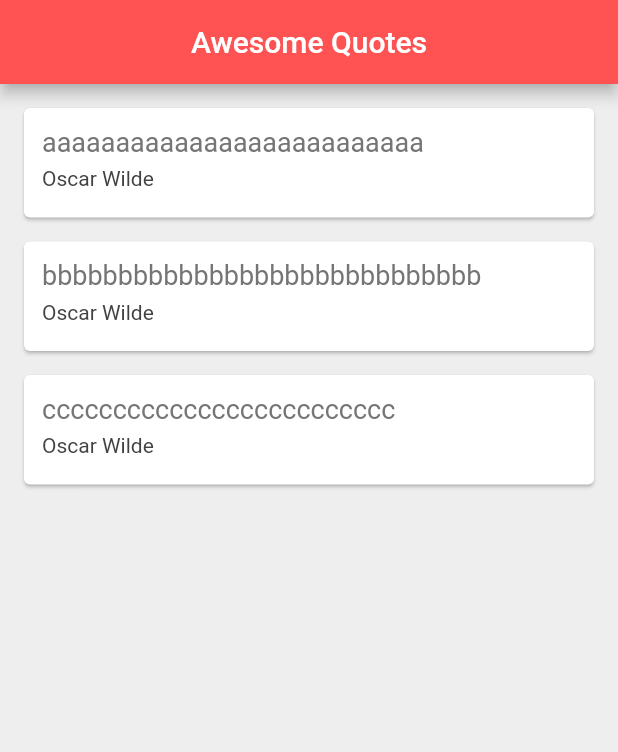
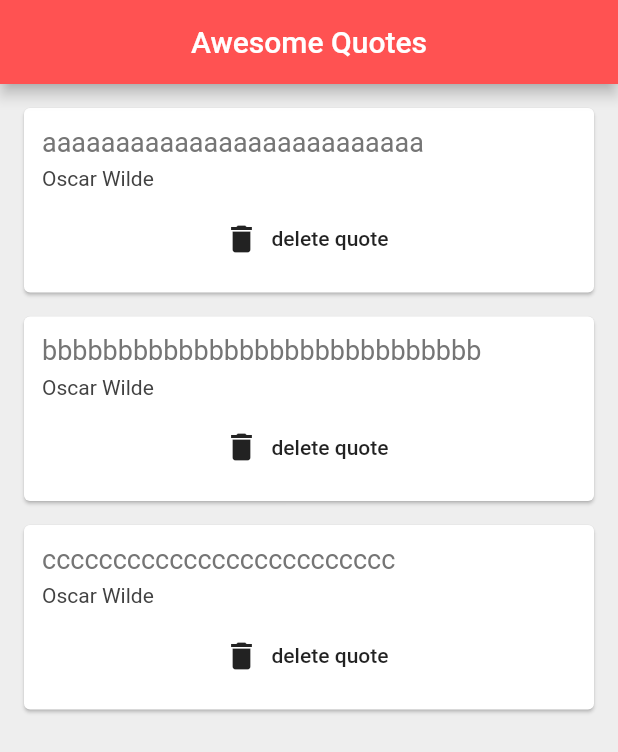
Before and after one commit to ranjithjaya/Flutter-Tutorial-for-Beginners, a Flutter app: the screen it shows after launch, on a phone screen of 412 x 824 dp. Shown: the top 752 px of the screen. Run offline on Flutter 3.47's test engine with Material 2 defaults, Android fonts, the phone set to English and light mode, and no system bars.

Commit message:
#21 - Functions as Parameters

```diff
--- a/lib/main.dart
+++ b/lib/main.dart
@@ -1,4 +1,4 @@
-// #20 - Extracting Widgets
+/* #21 - Functions as Parameters */
 import 'package:flutter/cupertino.dart';
 import 'package:flutter/material.dart';
 import 'quote.dart';
@@ -21,6 +21,7 @@ class _QuoteListState extends State<QuoteList> {
     Quote(author: 'Oscar Wilde', text: 'ccccccccccccccccccccccccc')
   ];
 
+
   @override
   Widget build(BuildContext context) {
     return Scaffold(
@@ -31,7 +32,16 @@ class _QuoteListState extends State<QuoteList> {
           backgroundColor: Colors.redAccent,
         ),
         body: Column(
-            children: quotes.map((quote) => QuoteCard(quote: quote)).toList(),
-        ));
+            children: quotes.map((quote) => QuoteCard(
+                quote: quote,
+              delete: () {
+                  setState(() {
+                    quotes.remove(quote);
+                  });
+
+              }
+            )).toList(),
+        )
+    );
   }
 }
--- a/lib/mainSav.dart
+++ /dev/null
@@ -1,74 +0,0 @@
-// #20 - Extracting Widgets
-import 'package:flutter/cupertino.dart';
-import 'package:flutter/material.dart';
-import 'quote.dart';
-
-void main() => runApp(MaterialApp(
-      home: QuoteList(),
-    ));
-
-class QuoteList extends StatefulWidget {
-  // const QuoteList({Key? key}) : super(key: key);
-
-  @override
-  _QuoteListState createState() => _QuoteListState();
-}
-
-class _QuoteListState extends State<QuoteList> {
-  List<Quote> quotes = [
-    Quote(author: 'Oscar Wilde', text: 'aaaaaaaaaaaaaaaaaaaaaaaaaa'),
-    Quote(author: 'Oscar Wilde', text: 'bbbbbbbbbbbbbbbbbbbbbbbbbbbbb'),
-    Quote(author: 'Oscar Wilde', text: 'ccccccccccccccccccccccccc')
-  ];
-
-  Widget quoteTemplate(quote) {
-    return QuoteCard();
-  }
-
-  @override
-  Widget build(BuildContext context) {
-    return Scaffold(
-        backgroundColor: Colors.grey[200],
-        appBar: AppBar(
-          title: Text('Awesome Quotes'),
-          centerTitle: true,
-          backgroundColor: Colors.redAccent,
-        ),
-        body: Column(
-          children: quotes.map((quote) => quoteTemplate(quote)).toList(),
-        ));
-  }
-}
-
-class QuoteCard extends StatelessWidget {
-  const QuoteCard({
-    Key? key,
-  }) : super(key: key);
-
-  @override
-  Widget build(BuildContext context) {
-    return Card(
-      margin: EdgeInsets.fromLTRB(16.0, 16.0, 16.0, 0.0),
-      child: Padding(
-        padding: const EdgeInsets.all(12.0),
-        child: Column(
-          crossAxisAlignment: CrossAxisAlignment.stretch,
-          children: <Widget>[
-            Text(quote.text,
-                style: TextStyle(
-                  fontSize: 18.0,
-                  color: Colors.grey[600],
-                )),
-            SizedBox(height: 6.0),
-            Text(quote.author,
-                style: TextStyle(
-                  fontSize: 14.0,
-                  color: Colors.grey[800],
-                )),
-            SizedBox(height: 6.0),
-          ],
-        ),
-      ),
-    );
-  }
-}
--- a/lib/quote_card.dart
+++ b/lib/quote_card.dart
@@ -1,10 +1,17 @@
-// #20 - Extracting Widgets
+/* #21 - Functions as Parameters */
+
 import 'package:flutter/cupertino.dart';
 import 'package:flutter/material.dart';
 import 'quote.dart';
 class QuoteCard extends StatelessWidget {
   final Quote quote;
-  QuoteCard({ required this.quote });
+  /*
+  final Function  delete;
+  - Function does not work
+  - Replace Function with VoidCallback
+  */
+  final VoidCallback  delete;
+  QuoteCard({ required this.quote,  required this.delete });
 
   @override
   Widget build(BuildContext context) {
@@ -25,8 +32,15 @@ class QuoteCard extends StatelessWidget {
                 style: TextStyle(
                   fontSize: 14.0,
                   color: Colors.grey[800],
-                )),
-            SizedBox(height: 6.0),
+                )
+            ),
+            SizedBox(height: 8.0),
+            FlatButton.icon(
+                onPressed: delete,
+                label: Text('delete quote'),
+                icon: Icon(Icons.delete)
+            )
+
           ],
         ),
       ),
```
Also changed, not shown: 2 other files.
